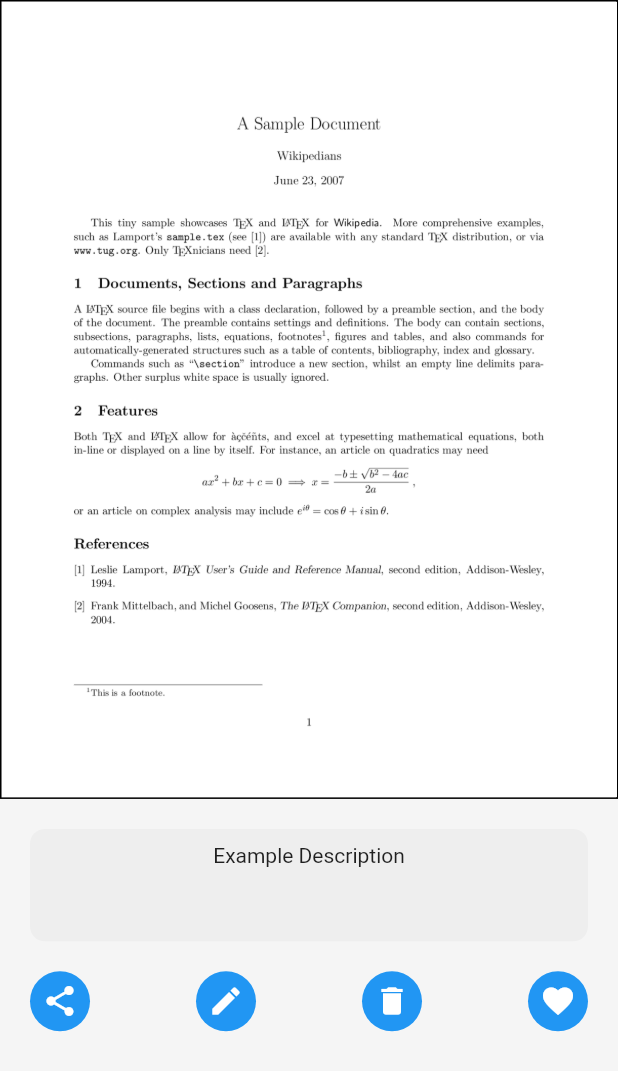
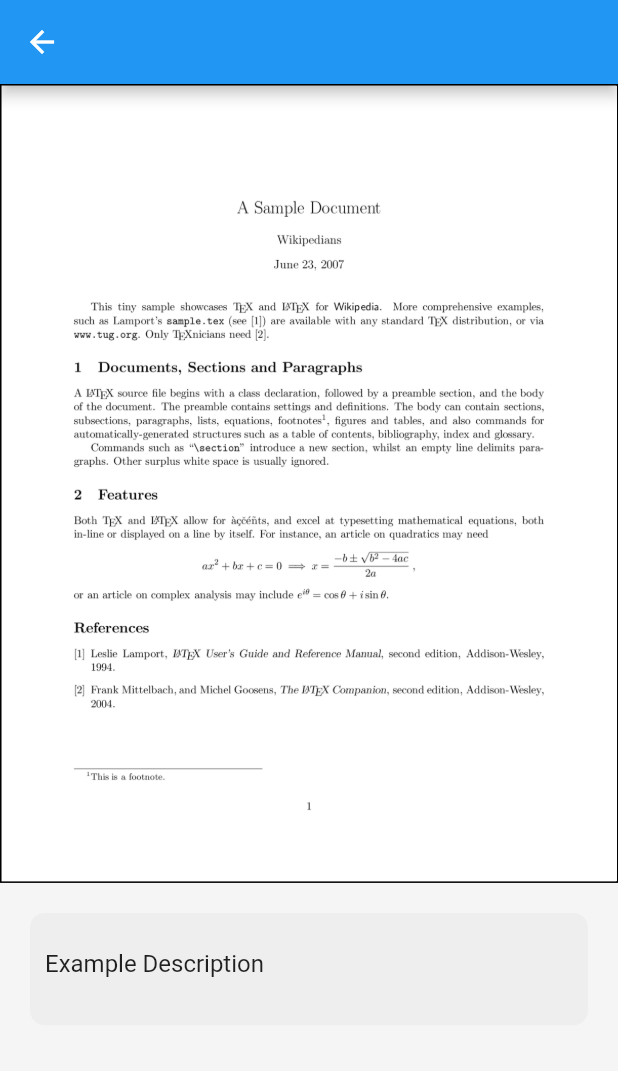
Before and after one commit to MA-SOSE2023/WallAt, a Flutter app: the screen it shows after launch, after a tap on the "edit" icon, on a phone screen of 412 x 824 dp. Shown: the top 1071 px of the screen. Run offline on Flutter 3.47's test engine with Material 2 defaults, Android fonts, the phone set to English and light mode, and no system bars; our stand-ins replace flutter_riverpod, freezed_annotation, photo_view.

Commit message:
#7-Implements skeleton view for the edit page for a single item

```diff
--- a/lib/dev_debug.dart
+++ b/lib/dev_debug.dart
@@ -2,6 +2,7 @@ import 'package:flutter/material.dart';
 import 'package:flutter_riverpod/flutter_riverpod.dart';
 
 import 'pages/single_item/single_item_view.dart';
+import 'pages/single_item/edit_single_item_view.dart';
 
 void main() => runApp(const ProviderScope(child: MyApp()));
 
--- /dev/null
+++ b/lib/pages/single_item/edit_single_item_view.dart
@@ -0,0 +1,117 @@
+import 'package:flutter/material.dart';
+import 'package:flutter_riverpod/flutter_riverpod.dart';
+import 'package:gruppe4/pages/single_item/single_item_view.dart';
+import '../../common/provider.dart';
+import 'model/single_item.dart';
+
+class EditSingleItemPage extends ConsumerWidget {
+  const EditSingleItemPage({required String id, Key? key})
+      : _id = id,
+        super(key: key);
+
+  final String _id;
+
+  @override
+  Widget build(BuildContext context, WidgetRef ref) {
+    final SingleItem item =
+        ref.watch(Providers.singleItemControllerProvider(_id));
+    final SingleItemController controller =
+        ref.read(Providers.singleItemControllerProvider(_id).notifier);
+    return Scaffold(
+      appBar: AppBar(
+        leading: IconButton(
+          icon: Icon(Icons.arrow_back),
+          onPressed: () {
+            Navigator.pop(context);
+          },
+        ),
+      ),
+      body: Column(
+        children: [
+          Expanded(
+            child: ListView(
+              shrinkWrap: true,
+              children: [
+                PictureContainer(
+                  image: controller.getImage().image,
+                  onTap: () {
+                    // Handle full-screen image logic
+                  },
+                ),
+                Padding(
+                  padding: const EdgeInsets.all(20.0),
+                  child: EditableInfoContainer(
+                    initialText: item.description,
+                    onTextChanged: (text) {
+                      controller.setDescription(text);
+                    },
+                  ),
+                ),
+              ],
+            ),
+          ),
+        ],
+      ),
+      backgroundColor: Colors.grey[100],
+    );
+  }
+}
+
+class EditableInfoContainer extends StatefulWidget {
+  const EditableInfoContainer({
+    Key? key,
+    required this.initialText,
+    required this.onTextChanged,
+  }) : super(key: key);
+
+  final String initialText;
+  final Function(String) onTextChanged;
+
+  @override
+  _EditableInfoContainerState createState() => _EditableInfoContainerState();
+}
+
+class _EditableInfoContainerState extends State<EditableInfoContainer> {
+  late TextEditingController _textEditingController;
+
+  @override
+  void initState() {
+    super.initState();
+    _textEditingController = TextEditingController(text: widget.initialText);
+  }
+
+  @override
+  void dispose() {
+    _textEditingController.dispose();
+    super.dispose();
+  }
+
+  @override
+  Widget build(BuildContext context) {
+    return Container(
+      height: MediaQuery.of(context).size.height / 11,
+      decoration: BoxDecoration(
+        color: Colors.grey[200],
+        borderRadius: BorderRadius.circular(10),
+      ),
+      padding: const EdgeInsets.all(10.0),
+      child: SingleChildScrollView(
+        physics: const BouncingScrollPhysics(),
+        scrollDirection: Axis.vertical,
+        child: Row(
+          children: [
+            Expanded(
+              child: TextField(
+                controller: _textEditingController,
+                onChanged: widget.onTextChanged,
+                decoration: const InputDecoration(
+                  border: InputBorder.none,
+                ),
+              ),
+            ),
+          ],
+        ),
+      ),
+    );
+  }
+}
--- a/lib/pages/single_item/single_item_controller.dart
+++ b/lib/pages/single_item/single_item_controller.dart
@@ -25,4 +25,9 @@ class SingleItemControllerMock extends SingleItemController {
   String getDescription() {
     return state.description;
   }
+
+  @override
+  void setDescription(String text) {
+    state = state.copyWith(description: text);
+  }
 }
--- a/lib/pages/single_item/single_item_view.dart
+++ b/lib/pages/single_item/single_item_view.dart
@@ -4,6 +4,7 @@ import 'package:photo_view/photo_view.dart';
 import '../../common/provider.dart';
 import 'full_screen_image_view.dart';
 import 'model/single_item.dart';
+import 'edit_single_item_view.dart';
 
 class SingleItemPage extends ConsumerWidget {
   const SingleItemPage({required String id, Key? key})
@@ -44,9 +45,9 @@ class SingleItemPage extends ConsumerWidget {
                     text: item.description,
                   ),
                 ),
-                const Padding(
-                  padding: EdgeInsets.only(left: 20, right: 20),
-                  child: ActionButtons(),
+                Padding(
+                  padding: const EdgeInsets.only(left: 20, right: 20),
+                  child: ActionButtons(itemId: _id),
                 ),
               ],
             ),
@@ -121,7 +122,9 @@ class InfoContainer extends StatelessWidget {
 }
 
 class ActionButtons extends StatelessWidget {
-  const ActionButtons({Key? key}) : super(key: key);
+  const ActionButtons({Key? key, required this.itemId}) : super(key: key);
+
+  final String itemId;
 
   @override
   Widget build(BuildContext context) {
@@ -129,19 +132,32 @@ class ActionButtons extends StatelessWidget {
       mainAxisAlignment: MainAxisAlignment.spaceBetween,
       children: [
         _buildActionButton(
-          onPressed: () {},
+          onPressed: () {
+            // Handle share button logic
+          },
           icon: Icons.share,
         ),
         _buildActionButton(
-          onPressed: () {},
+          onPressed: () {
+            Navigator.push(
+              context,
+              MaterialPageRoute(
+                builder: (context) => EditSingleItemPage(id: itemId),
+              ),
+            );
+          },
           icon: Icons.edit,
         ),
         _buildActionButton(
-          onPressed: () {},
+          onPressed: () {
+            // Handle delete button logic
+          },
           icon: Icons.delete,
         ),
         _buildActionButton(
-          onPressed: () {},
+          onPressed: () {
+            // Handle favorite button logic
+          },
           icon: Icons.favorite,
         ),
       ],
@@ -166,4 +182,5 @@ abstract class SingleItemController extends StateNotifier<SingleItem> {
 
   Image getImage();
   String getDescription();
+  void setDescription(String description);
 }
--- a/pubspec.yaml
+++ b/pubspec.yaml
@@ -19,6 +19,7 @@ dependencies:
   intl: ^0.18.1
   beamer: ^1.5.5
   photo_view: ^0.12.0
+  image_picker: ^0.8.8
 
 dev_dependencies:
   flutter_test:
```
Also changed, not shown: pubspec.lock, 5 other files.
